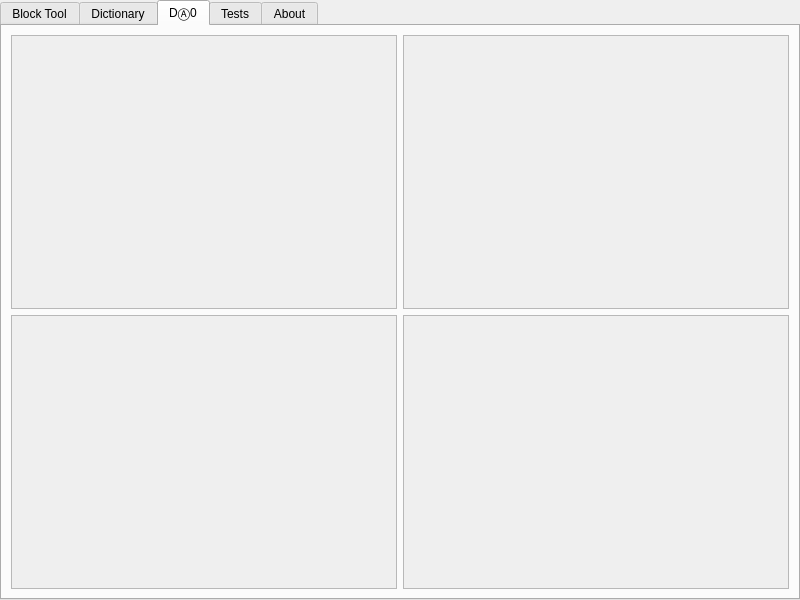
Above: apps/CodeForm2021/mainwindow.ui from assignonward/aosuite before the change. Below: the same form after it.
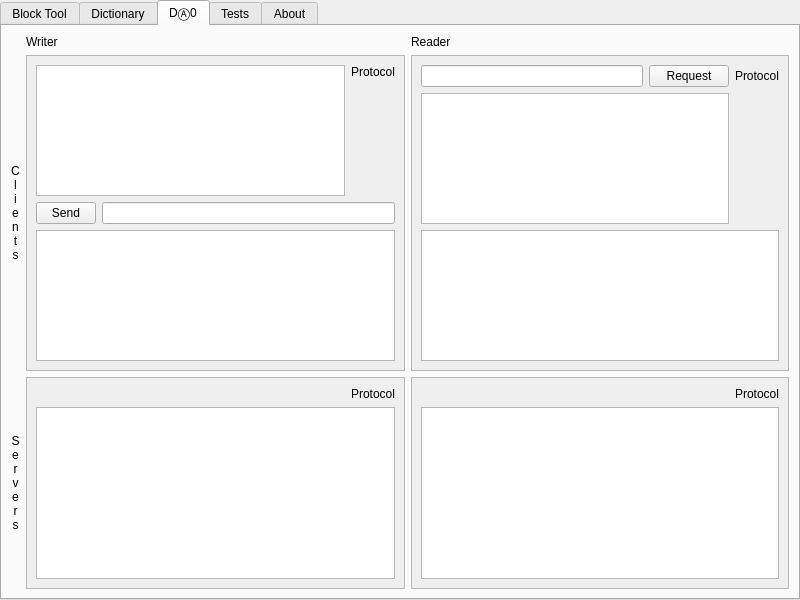
That is the form after the change. The open tabs and pages were chosen to show the change. Icons and pictures are not drawn.

Commit message: protocol demo outline

The edit to the form file:
```diff
--- a/apps/CodeForm2021/mainwindow.ui
+++ b/apps/CodeForm2021/mainwindow.ui
@@ -256,24 +256,61 @@
         <string>DⒶ0</string>
        </attribute>
        <layout class="QGridLayout" name="gridLayout_3">
-        <item row="0" column="0">
-         <widget class="QScrollArea" name="DAO0_CS">
+        <item row="1" column="0">
+         <widget class="QLabel" name="label_5">
+          <property name="text">
+           <string>C
+l
+i
+e
+n
+t
+s</string>
+          </property>
+          <property name="alignment">
+           <set>Qt::AlignCenter</set>
+          </property>
+         </widget>
+        </item>
+        <item row="2" column="2">
+         <widget class="QScrollArea" name="DAO0_SR">
           <property name="widgetResizable">
            <bool>true</bool>
           </property>
-          <widget class="QWidget" name="scrollAreaWidgetContents">
+          <widget class="QWidget" name="scrollAreaWidgetContents_4">
            <property name="geometry">
             <rect>
              <x>0</x>
              <y>0</y>
-             <width>384</width>
-             <height>271</height>
+             <width>376</width>
+             <height>259</height>
             </rect>
            </property>
+           <layout class="QGridLayout" name="gridLayout_6">
+            <item row="0" column="1">
+             <widget class="QLabel" name="rsProtocol">
+              <property name="sizePolicy">
+               <sizepolicy hsizetype="Maximum" vsizetype="Preferred">
+                <horstretch>0</horstretch>
+                <verstretch>0</verstretch>
+               </sizepolicy>
+              </property>
+              <property name="text">
+               <string>Protocol</string>
+              </property>
+              <property name="alignment">
+               <set>Qt::AlignRight|Qt::AlignTop|Qt::AlignTrailing</set>
+              </property>
+             </widget>
+            </item>
+            <item row="1" column="0" colspan="2">
+             <widget class="QTextEdit" name="rsLog"/>
+            </item>
+           </layout>
           </widget>
          </widget>
         </item>
-        <item row="0" column="1">
+        <item row="1" column="2">
          <widget class="QScrollArea" name="DAO0_CR">
           <property name="widgetResizable">
            <bool>true</bool>
@@ -283,14 +320,45 @@
             <rect>
              <x>0</x>
              <y>0</y>
-             <width>384</width>
-             <height>271</height>
+             <width>376</width>
+             <height>259</height>
             </rect>
            </property>
+           <layout class="QGridLayout" name="gridLayout_5">
+            <item row="0" column="2">
+             <widget class="QLabel" name="rcProtocol">
+              <property name="sizePolicy">
+               <sizepolicy hsizetype="Maximum" vsizetype="Preferred">
+                <horstretch>0</horstretch>
+                <verstretch>0</verstretch>
+               </sizepolicy>
+              </property>
+              <property name="text">
+               <string>Protocol</string>
+              </property>
+             </widget>
+            </item>
+            <item row="0" column="0">
+             <widget class="QLineEdit" name="rcId"/>
+            </item>
+            <item row="2" column="0" colspan="3">
+             <widget class="QTextEdit" name="rcLog"/>
+            </item>
+            <item row="0" column="1">
+             <widget class="QPushButton" name="rcRequest">
+              <property name="text">
+               <string>Request</string>
+              </property>
+             </widget>
+            </item>
+            <item row="1" column="0" colspan="2">
+             <widget class="QTextEdit" name="rcData"/>
+            </item>
+           </layout>
           </widget>
          </widget>
         </item>
-        <item row="1" column="0">
+        <item row="2" column="1">
          <widget class="QScrollArea" name="DAO0_SS">
           <property name="widgetResizable">
            <bool>true</bool>
@@ -300,30 +368,128 @@
             <rect>
              <x>0</x>
              <y>0</y>
-             <width>384</width>
-             <height>270</height>
+             <width>376</width>
+             <height>259</height>
             </rect>
            </property>
+           <layout class="QGridLayout" name="gridLayout_7">
+            <item row="0" column="1">
+             <widget class="QLabel" name="wsProtocol">
+              <property name="sizePolicy">
+               <sizepolicy hsizetype="Maximum" vsizetype="Preferred">
+                <horstretch>0</horstretch>
+                <verstretch>0</verstretch>
+               </sizepolicy>
+              </property>
+              <property name="text">
+               <string>Protocol</string>
+              </property>
+              <property name="alignment">
+               <set>Qt::AlignRight|Qt::AlignTop|Qt::AlignTrailing</set>
+              </property>
+             </widget>
+            </item>
+            <item row="1" column="0" colspan="2">
+             <widget class="QTextEdit" name="wsLog"/>
+            </item>
+           </layout>
           </widget>
          </widget>
         </item>
         <item row="1" column="1">
-         <widget class="QScrollArea" name="DAO0_SR">
+         <widget class="QScrollArea" name="DAO0_CS">
           <property name="widgetResizable">
            <bool>true</bool>
           </property>
-          <widget class="QWidget" name="scrollAreaWidgetContents_4">
+          <widget class="QWidget" name="scrollAreaWidgetContents">
            <property name="geometry">
             <rect>
              <x>0</x>
              <y>0</y>
-             <width>384</width>
-             <height>270</height>
+             <width>376</width>
+             <height>259</height>
             </rect>
            </property>
+           <layout class="QGridLayout" name="gridLayout_4">
+            <item row="2" column="0" colspan="3">
+             <widget class="QTextEdit" name="wcLog"/>
+            </item>
+            <item row="0" column="2">
+             <widget class="QLabel" name="wcProtocol">
+              <property name="sizePolicy">
+               <sizepolicy hsizetype="Maximum" vsizetype="Preferred">
+                <horstretch>0</horstretch>
+                <verstretch>0</verstretch>
+               </sizepolicy>
+              </property>
+              <property name="text">
+               <string>Protocol</string>
+              </property>
+              <property name="alignment">
+               <set>Qt::AlignRight|Qt::AlignTop|Qt::AlignTrailing</set>
+              </property>
+             </widget>
+            </item>
+            <item row="1" column="0">
+             <widget class="QPushButton" name="wcSend">
+              <property name="maximumSize">
+               <size>
+                <width>60</width>
+                <height>16777215</height>
+               </size>
+              </property>
+              <property name="text">
+               <string>Send</string>
+              </property>
+             </widget>
+            </item>
+            <item row="1" column="1" colspan="2">
+             <widget class="QLineEdit" name="wcId">
+              <property name="sizePolicy">
+               <sizepolicy hsizetype="Expanding" vsizetype="Fixed">
+                <horstretch>0</horstretch>
+                <verstretch>0</verstretch>
+               </sizepolicy>
+              </property>
+             </widget>
+            </item>
+            <item row="0" column="0" colspan="2">
+             <widget class="QTextEdit" name="wcData"/>
+            </item>
+           </layout>
           </widget>
          </widget>
         </item>
+        <item row="0" column="1">
+         <widget class="QLabel" name="label_6">
+          <property name="text">
+           <string>Writer</string>
+          </property>
+         </widget>
+        </item>
+        <item row="0" column="2">
+         <widget class="QLabel" name="label_7">
+          <property name="text">
+           <string>Reader</string>
+          </property>
+         </widget>
+        </item>
+        <item row="2" column="0">
+         <widget class="QLabel" name="label_8">
+          <property name="text">
+           <string>S
+e
+r
+v
+e
+r
+s</string>
+          </property>
+          <property name="alignment">
+           <set>Qt::AlignCenter</set>
+          </property>
+         </widget>
+        </item>
        </layout>
       </widget>
       <widget class="QWidget" name="testsTab">
```
Left out of the diff: 2 changed lines with no effect on the pictures. The commit also changes 2 other files.
